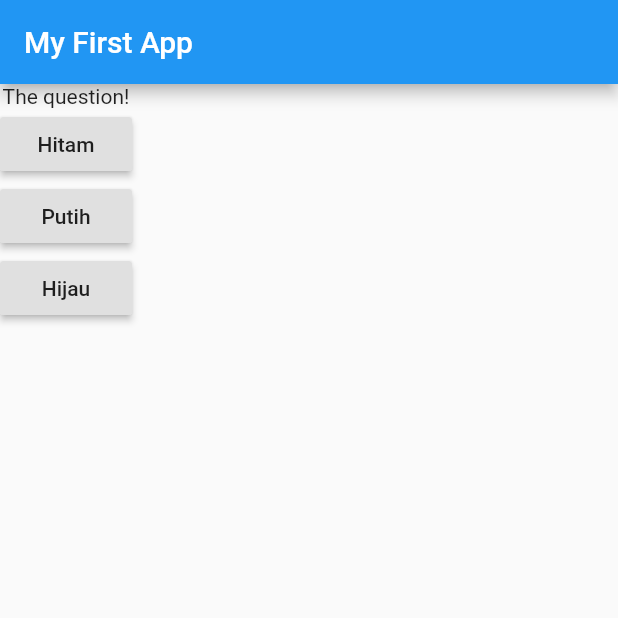
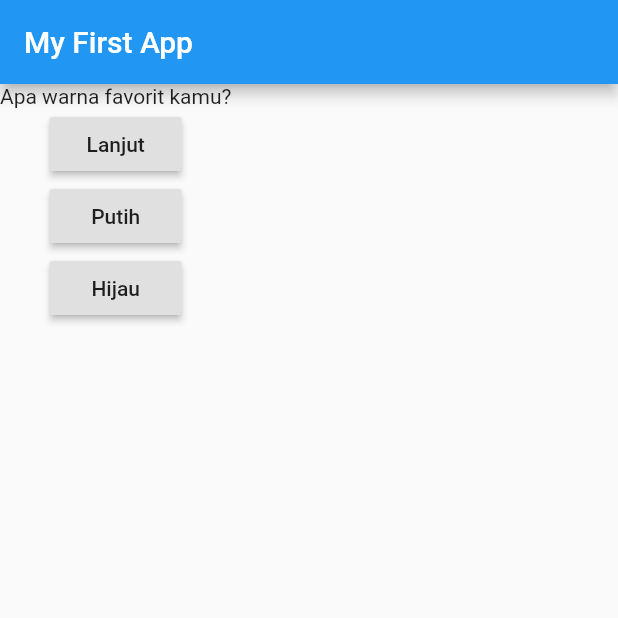
Before and after one commit to naufalakmal/belajar_flutter, a Flutter app: the screen it shows after launch, on a phone screen of 412 x 824 dp, the top half of it. Run offline on Flutter 3.47's test engine with Material 2 defaults, Android fonts, the phone set to English and light mode, and no system bars.

```diff
--- a/lib/main.dart
+++ b/lib/main.dart
@@ -2,9 +2,18 @@ import 'package:flutter/material.dart';
 
 void main() => runApp(MyApp());
 
-class MyApp extends StatelessWidget {
+class MyApp extends StatefulWidget {
+  @override
+  State<StatefulWidget> createState() => MyAppState();
+}
+
+class MyAppState extends State<MyApp> {
+  var questionIndex = 0;
+
   void answerQuestion() {
-    print('Answer 1 chosen!');
+    setState(() {
+      questionIndex = questionIndex + 1;
+    });
   }
 
   @override
@@ -17,9 +26,9 @@ class MyApp extends StatelessWidget {
         ),
         body: Column(
           children: [
-            Text('The question!'),
+            Text(questions[questionIndex]),
             RaisedButton(
-              child: Text('Hitam'),
+              child: Text('Lanjut'),
               onPressed: answerQuestion,
             ),
             RaisedButton(
```
